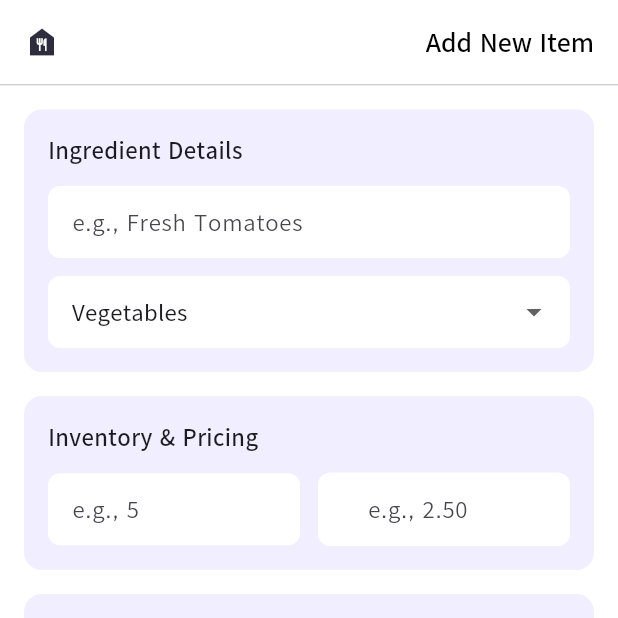
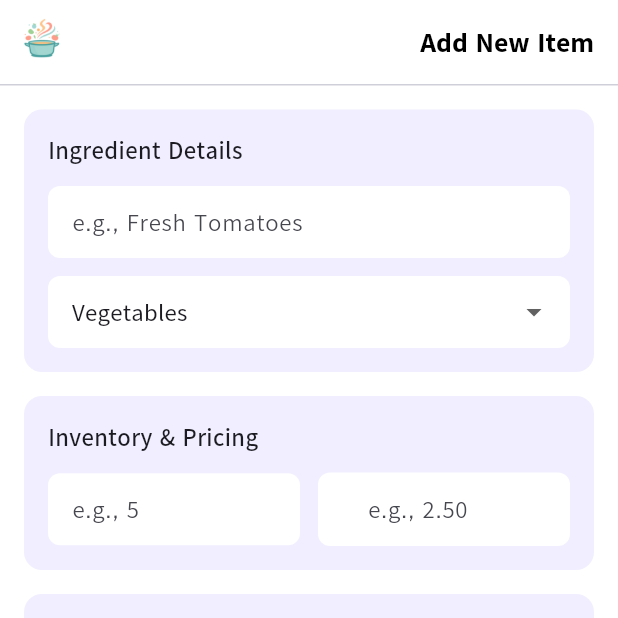
Before and after one commit to cadburyoreo535/App-Dev-Final-Project, a Flutter app: the DashboardScreen screen opened directly, item 2 of the bottom bar chosen, after a tap on the "add" icon, on a phone screen of 412 x 824 dp, the top half of it. Run offline on Flutter 3.47's test engine with Material 3 defaults, Android fonts, the phone set to English and light mode, and no system bars; our stand-ins replace cloud_firestore, firebase_auth, firebase_core, fl_chart; accounts and stored records are empty.

Commit message:
addded logo in every screen

```diff
--- a/final_project/lib/screens/add_new_item.dart
+++ b/final_project/lib/screens/add_new_item.dart
@@ -48,9 +48,9 @@ class _AddNewItemScreenState extends State<AddNewItemScreen> {
       appBar: AppBar(
         backgroundColor: Colors.white,
         elevation: 0,
-        leading: const Padding(
-          padding: EdgeInsets.all(12.0),
-          child: Icon(Icons.food_bank, color: Color(0xFF2D2D3D)),
+        leading: Padding(
+          padding: const EdgeInsets.all(8.0),
+          child: Image.asset('lib/assets/logo.png', fit: BoxFit.contain),
         ),
         title: const Align(
           alignment: Alignment.centerRight,
@@ -59,7 +59,7 @@ class _AddNewItemScreenState extends State<AddNewItemScreen> {
             style: TextStyle(
               color: Colors.black,
               fontSize: 18,
-              fontWeight: FontWeight.w600,
+              fontWeight: FontWeight.w900,
             ),
           ),
         ),
@@ -92,8 +92,10 @@ class _AddNewItemScreenState extends State<AddNewItemScreen> {
                   children: [
                     const Text(
                       'Ingredient Details',
-                      style:
-                          TextStyle(fontSize: 16, fontWeight: FontWeight.w600),
+                      style: TextStyle(
+                        fontSize: 16,
+                        fontWeight: FontWeight.w600,
+                      ),
                     ),
                     const SizedBox(height: 12),
                     TextFormField(
@@ -103,7 +105,9 @@ class _AddNewItemScreenState extends State<AddNewItemScreen> {
                         filled: true,
                         fillColor: Colors.white,
                         contentPadding: const EdgeInsets.symmetric(
-                            horizontal: 12, vertical: 12),
+                          horizontal: 12,
+                          vertical: 12,
+                        ),
                         border: OutlineInputBorder(
                           borderRadius: BorderRadius.circular(8),
                           borderSide: BorderSide.none,
@@ -116,18 +120,29 @@ class _AddNewItemScreenState extends State<AddNewItemScreen> {
                     DropdownButtonFormField<String>(
                       value: _category,
                       items: const [
-                        DropdownMenuItem(value: 'Vegetables', child: Text('Vegetables')),
+                        DropdownMenuItem(
+                          value: 'Vegetables',
+                          child: Text('Vegetables'),
+                        ),
                         DropdownMenuItem(value: 'Dairy', child: Text('Dairy')),
                         DropdownMenuItem(value: 'Meat', child: Text('Meat')),
-                        DropdownMenuItem(value: 'Grains', child: Text('Grains')),
-                        DropdownMenuItem(value: 'Fruits', child: Text('Fruits')),
+                        DropdownMenuItem(
+                          value: 'Grains',
+                          child: Text('Grains'),
+                        ),
+                        DropdownMenuItem(
+                          value: 'Fruits',
+                          child: Text('Fruits'),
+                        ),
                       ],
                       onChanged: (v) => setState(() => _category = v!),
                       decoration: InputDecoration(
                         filled: true,
                         fillColor: Colors.white,
                         contentPadding: const EdgeInsets.symmetric(
-                            horizontal: 12, vertical: 4),
+                          horizontal: 12,
+                          vertical: 4,
+                        ),
                         border: OutlineInputBorder(
                           borderRadius: BorderRadius.circular(8),
                           borderSide: BorderSide.none,
@@ -151,8 +166,10 @@ class _AddNewItemScreenState extends State<AddNewItemScreen> {
                   children: [
                     const Text(
                       'Inventory & Pricing',
-                      style:
-                          TextStyle(fontSize: 16, fontWeight: FontWeight.w600),
+                      style: TextStyle(
+                        fontSize: 16,
+                        fontWeight: FontWeight.w600,
+                      ),
                     ),
                     const SizedBox(height: 12),
                     Row(
@@ -160,44 +177,52 @@ class _AddNewItemScreenState extends State<AddNewItemScreen> {
                         Expanded(
                           child: TextFormField(
                             controller: _quantityController,
-                            keyboardType:
-                                const TextInputType.numberWithOptions(decimal: true),
+                            keyboardType: const TextInputType.numberWithOptions(
+                              decimal: true,
+                            ),
                             decoration: InputDecoration(
                               hintText: 'e.g., 5',
                               suffixText: 'kg',
                               filled: true,
                               fillColor: Colors.white,
                               contentPadding: const EdgeInsets.symmetric(
-                                  horizontal: 12, vertical: 12),
+                                horizontal: 12,
+                                vertical: 12,
+                              ),
                               border: OutlineInputBorder(
                                 borderRadius: BorderRadius.circular(8),
                                 borderSide: BorderSide.none,
                               ),
                             ),
-                            validator: (v) =>
-                                (v == null || v.trim().isEmpty) ? 'Enter qty' : null,
+                            validator: (v) => (v == null || v.trim().isEmpty)
+                                ? 'Enter qty'
+                                : null,
                           ),
                         ),
                         const SizedBox(width: 12),
                         Expanded(
                           child: TextFormField(
                             controller: _priceController,
-                            keyboardType:
-                                const TextInputType.numberWithOptions(decimal: true),
+                            keyboardType: const TextInputType.numberWithOptions(
+                              decimal: true,
+                            ),
                             decoration: InputDecoration(
                               prefixText: '₱ ',
                               hintText: 'e.g., 2.50',
                               filled: true,
                               fillColor: Colors.white,
                               contentPadding: const EdgeInsets.symmetric(
-                                  horizontal: 12, vertical: 12),
+                                horizontal: 12,
+                                vertical: 12,
+                              ),
                               border: OutlineInputBorder(
                                 borderRadius: BorderRadius.circular(8),
                                 borderSide: BorderSide.none,
                               ),
                             ),
-                            validator: (v) =>
-                                (v == null || v.trim().isEmpty) ? 'Enter price' : null,
+                            validator: (v) => (v == null || v.trim().isEmpty)
+                                ? 'Enter price'
+                                : null,
                           ),
                         ),
                       ],
@@ -219,8 +244,10 @@ class _AddNewItemScreenState extends State<AddNewItemScreen> {
                   children: [
                     const Text(
                       'Expiration Date',
-                      style:
-                          TextStyle(fontSize: 16, fontWeight: FontWeight.w600),
+                      style: TextStyle(
+                        fontSize: 16,
+                        fontWeight: FontWeight.w600,
+                      ),
                     ),
                     const SizedBox(height: 12),
                     InkWell(
@@ -238,9 +265,10 @@ class _AddNewItemScreenState extends State<AddNewItemScreen> {
                               ? 'Select date'
                               : '${_expirationDate!.year}-${_expirationDate!.month.toString().padLeft(2, '0')}-${_expirationDate!.day.toString().padLeft(2, '0')}',
                           style: TextStyle(
-                              color: _expirationDate == null
-                                  ? Colors.grey
-                                  : Colors.black87),
+                            color: _expirationDate == null
+                                ? Colors.grey
+                                : Colors.black87,
+                          ),
                         ),
                       ),
                     ),
@@ -294,7 +322,10 @@ class _AddNewItemScreenState extends State<AddNewItemScreen> {
         mainAxisSize: MainAxisSize.min,
         children: [
           const Divider(
-              height: 1, thickness: 1, color: Color.fromARGB(255, 207, 207, 218)),
+            height: 1,
+            thickness: 1,
+            color: Color.fromARGB(255, 207, 207, 218),
+          ),
           BottomNavigationBar(
             currentIndex: _selectedIndex,
             onTap: (index) {
--- a/final_project/lib/screens/dashboard_screen.dart
+++ b/final_project/lib/screens/dashboard_screen.dart
@@ -43,9 +43,9 @@ class _DashboardScreenState extends State<DashboardScreen> {
       appBar: AppBar(
         backgroundColor: Colors.white,
         elevation: 0,
-        leading: const Padding(
-          padding: EdgeInsets.all(12.0),
-          child: Icon(Icons.food_bank, color: Color(0xFF2D2D3D)),
+        leading: Padding(
+          padding: const EdgeInsets.all(8.0),
+          child: Image.asset('lib/assets/logo.png', fit: BoxFit.contain),
         ),
         title: const Align(
           alignment: Alignment.centerRight, // 👈 Pushes to the right edge
@@ -54,7 +54,7 @@ class _DashboardScreenState extends State<DashboardScreen> {
             style: TextStyle(
               color: Colors.black,
               fontSize: 20,
-              fontWeight: FontWeight.w600,
+              fontWeight: FontWeight.w900,
             ),
           ),
         ),
@@ -201,7 +201,7 @@ class _DashboardScreenState extends State<DashboardScreen> {
             'Critical Alerts',
             style: TextStyle(
               fontSize: 20,
-              fontWeight: FontWeight.w600,
+              fontWeight: FontWeight.w900,
               color: Color(0xFF2D2D3D),
             ),
           ),
--- a/final_project/lib/screens/inventory_screen.dart
+++ b/final_project/lib/screens/inventory_screen.dart
@@ -37,9 +37,9 @@ class _InventoryScreenState extends State<InventoryScreen> {
       appBar: AppBar(
         backgroundColor: Colors.white,
         elevation: 0,
-        leading: const Padding(
-          padding: EdgeInsets.all(12.0),
-          child: Icon(Icons.inventory_2, color: Color(0xFF2D2D3D)),
+        leading: Padding(
+          padding: const EdgeInsets.all(8.0),
+          child: Image.asset('lib/assets/logo.png', fit: BoxFit.contain),
         ),
         title: const Align(
           alignment: Alignment.centerRight,
@@ -48,7 +48,7 @@ class _InventoryScreenState extends State<InventoryScreen> {
             style: TextStyle(
               color: Colors.black,
               fontSize: 20,
-              fontWeight: FontWeight.w600,
+              fontWeight: FontWeight.w900,
             ),
           ),
         ),
```
Also changed, not shown: final_project/lib/screens/procurement_screen.dart (+4 -4 lines), final_project/lib/screens/recipes_screen.dart (+6 -6 lines), final_project/lib/screens/spoilage_screen.dart (+7 -7 lines), final_project/lib/main.dart (line endings or trailing spaces).
